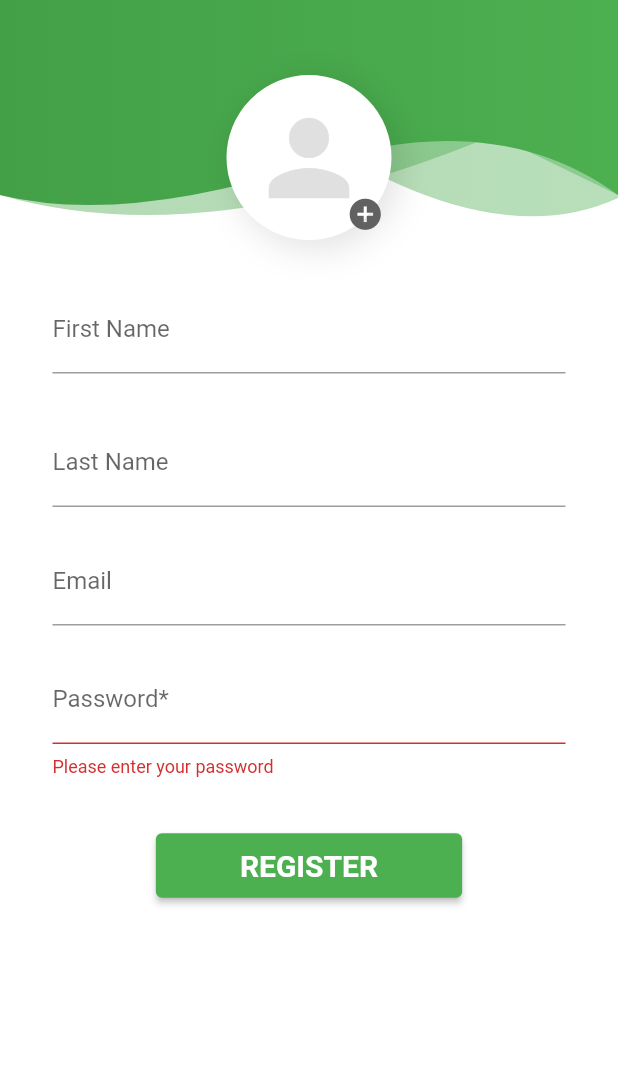
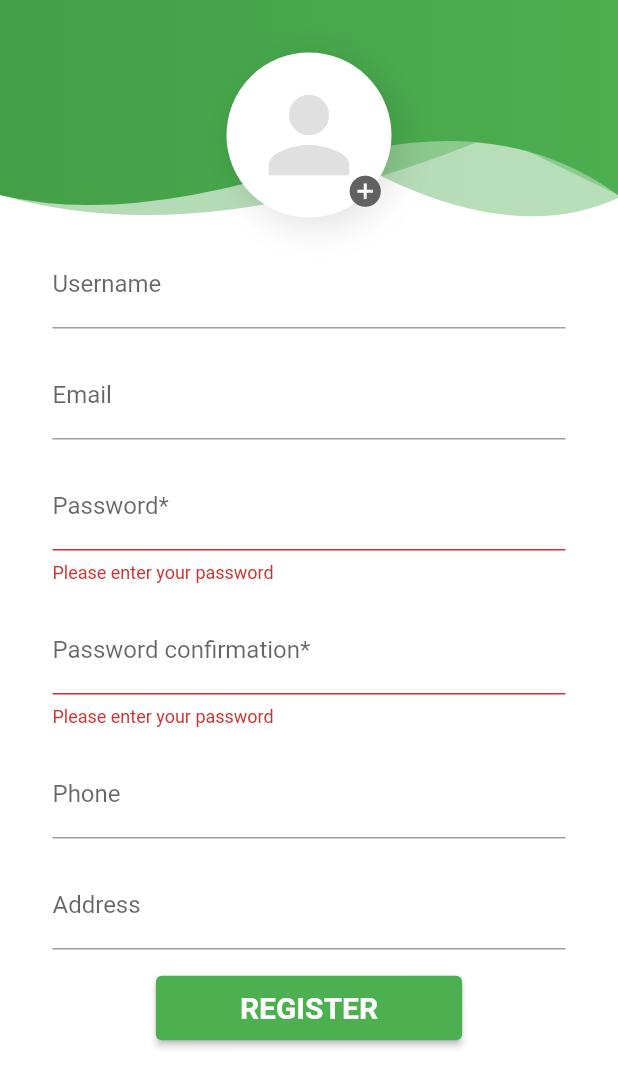
Before and after one commit to 1665RR/food_recovery, a Flutter app: the RegistrationPage screen opened directly, after a tap on "REGISTER", on a phone screen of 412 x 824 dp. Shown: the top 1087 px of the screen. Run offline on Flutter 3.47's test engine with Material 2 defaults, Android fonts, the phone set to English and light mode, and no system bars; our stand-ins replace bloc, equatable, flutter_bloc, shared_preferences; accounts and stored records are empty; network calls fail; Roboto replaces fonts that are missing (Futura).

Commit message:
sign up functionality

```diff
--- a/lib/api/auth.dart
+++ b/lib/api/auth.dart
@@ -3,17 +3,24 @@ import 'package:food_app/api/api.dart';
 import 'package:http/http.dart' as http;
 
 class AuthAPI extends BaseAPI {
-  Future<http.Response> signUp(String name, String email, String phone,
-      String address, String password, String passwordConfirmation) async {
+  Future<http.Response> signUp(
+      String name,
+      String email,
+      String phone,
+      String address,
+      String password,
+      String passwordConfirmation,
+      String photo,
+      String description) async {
     var body = jsonEncode({
-      'user': {
-        'name': name,
-        'email': email,
-        'phone': phone,
-        'address': address,
-        'password': password,
-        'password_confirmation': passwordConfirmation
-      }
+      'username': name,
+      'email': email,
+      'phone': phone,
+      'address': address,
+      'password': password,
+      'confPass': passwordConfirmation,
+      'photo': photo,
+      'description': description,
     });
     http.Response response = await http.post(Uri.parse(super.signupPath),
         headers: super.headers, body: body);
@@ -30,7 +37,6 @@ class AuthAPI extends BaseAPI {
   }
 
   Future<http.Response> logout(String token) async {
-    var body = jsonEncode({'accessToken': token});
 
     http.Response response =
         await http.get(Uri.parse(super.logoutPath), headers: {
--- a/lib/models/user_model.dart
+++ b/lib/models/user_model.dart
@@ -7,9 +7,15 @@ class User {
   String? email;
   String? address;
   String? name;
-  String token;
+  String  token;
+  String  ? phone;
+  String ? photo;
+  String ? description;
 
-  User({this.id, this.email, this.address, this.name, required this.token});
+
+  User({this.id, this.email, this.address, this.name, required this.token,
+     this.phone,  this.photo, this.description
+  });
 
   factory User.fromReqBody(String body) {
     Map<String, dynamic> json = jsonDecode(body);
@@ -20,6 +26,9 @@ class User {
       name: json['username'],
       token: json['accessToken'],
       address: json['address'],
+      phone: json['phone'],
+      photo: json['photo'],
+      description: json['description'],
     );
   }
 
--- a/lib/screens/home/home_screen.dart
+++ b/lib/screens/home/home_screen.dart
@@ -21,7 +21,7 @@ class HomeScreen extends StatelessWidget {
   final AuthAPI _authAPI = AuthAPI();
   static Route route() {
     return MaterialPageRoute(
-      builder: (_) =>  HomeScreen(),
+      builder: (_) => HomeScreen(),
       settings: const RouteSettings(name: routeName),
     );
   }
@@ -30,7 +30,7 @@ class HomeScreen extends StatelessWidget {
   Widget build(BuildContext context) {
     return Scaffold(
       backgroundColor: Theme.of(context).backgroundColor,
-      appBar:  AppBar(title: const Text('Home page')),
+      appBar: AppBar(title: const Text('Home page')),
       body: SingleChildScrollView(
         child: Column(
           mainAxisSize: MainAxisSize.min,
@@ -61,7 +61,7 @@ class HomeScreen extends StatelessWidget {
                     }),
               ),
             ),
-            FoodSearchBox(),
+            const FoodSearchBox(),
             Padding(
               padding: const EdgeInsets.all(8.0),
               child: Align(
@@ -109,24 +109,21 @@ class HomeScreen extends StatelessWidget {
             ElevatedButton(
               child: Text('Log Out'),
               onPressed: () async {
-                  final SharedPreferences sharedPreferences = await SharedPreferences.getInstance();
-                  var  sharedToken = sharedPreferences.getString('token');
-                  try{
-                    var req= await _authAPI.logout(sharedToken!);
-                    if(req.statusCode==204){
+                final SharedPreferences sharedPreferences =
+                    await SharedPreferences.getInstance();
+                var sharedToken = sharedPreferences.getString('token');
+                try {
+                  var req = await _authAPI.logout(sharedToken!);
+                  if (req.statusCode == 204) {
                     sharedPreferences.remove('token');
                     Navigator.push(
                       context,
-                          MaterialPageRoute(
-                              builder: (context) =>
-                                  LoginPage()
-                          ),
+                      MaterialPageRoute(builder: (context) => LoginPage()),
                     );
-                    }
-                    else{
+                  } else {
                     print(req.statusCode);
                   }
-                  }on Exception catch (e){
+                } on Exception catch (e) {
                   print(e);
                 }
               },
--- a/lib/screens/registration/registration.dart
+++ b/lib/screens/registration/registration.dart
@@ -1,8 +1,9 @@
-import 'package:flutter/cupertino.dart';
 import 'package:flutter/material.dart';
-import 'package:food_app/screens/home/home_screen.dart';
+import 'package:food_app/api/auth.dart';
+import 'package:shared_preferences/shared_preferences.dart';
 
 import '../../widgets/header_widget.dart';
+import '../login/login.dart';
 
 class RegistrationPage extends StatefulWidget {
   const RegistrationPage({Key? key}) : super(key: key);
@@ -14,9 +15,17 @@ class RegistrationPage extends StatefulWidget {
 }
 
 class _RegistrationPageState extends State<RegistrationPage> {
-  final _formKey = GlobalKey<FormState>();
-  bool checkedValue = false;
-  bool checkboxValue = false;
+  final GlobalKey<FormState> _formKey = GlobalKey<FormState>();
+  final AuthAPI _authAPI = AuthAPI();
+
+  late String name;
+  late String email;
+  late String phone;
+  late String address;
+  late String password;
+  late String passwordConfirmation;
+  late String description = '';
+  late String photo = '';
 
   @override
   Widget build(BuildContext context) {
@@ -30,7 +39,7 @@ class _RegistrationPageState extends State<RegistrationPage> {
               child: HeaderWidget(150, false, Icons.person_add_alt_1_rounded),
             ),
             Container(
-              margin: const EdgeInsets.fromLTRB(25, 50, 25, 10),
+              margin: const EdgeInsets.fromLTRB(25, 35, 25, 10),
               padding: const EdgeInsets.fromLTRB(10, 0, 10, 0),
               alignment: Alignment.center,
               child: Column(
@@ -76,22 +85,15 @@ class _RegistrationPageState extends State<RegistrationPage> {
                           ),
                         ),
                         const SizedBox(
-                          height: 30,
+                          height: 15,
                         ),
                         TextFormField(
                           decoration: const InputDecoration(
-                              labelText: 'First Name',
-                              hintText: 'Enter your first name'),
+                              labelText: 'Username',
+                              hintText: 'Enter your username'),
+                          onChanged: (val) => setState(() => name = val),
                         ),
-                        const SizedBox(
-                          height: 30,
-                        ),
-                        TextFormField(
-                          decoration: const InputDecoration(
-                              labelText: 'Last Name',
-                              hintText: 'Enter your last name'),
-                        ),
-                        const SizedBox(height: 20.0),
+                        const SizedBox(height: 15.0),
                         TextFormField(
                           decoration: const InputDecoration(
                               labelText: 'Email',
@@ -103,10 +105,10 @@ class _RegistrationPageState extends State<RegistrationPage> {
                                     .hasMatch(val)) {
                               return "Enter a valid email address";
                             }
-                            return null;
                           },
+                          onChanged: (val) => setState(() => email = val),
                         ),
-                        const SizedBox(height: 20.0),
+                        const SizedBox(height: 15.0),
                         TextFormField(
                           obscureText: true,
                           decoration: const InputDecoration(
@@ -118,11 +120,40 @@ class _RegistrationPageState extends State<RegistrationPage> {
                             }
                             return null;
                           },
+                          onChanged: (val) => setState(() => password = val),
                         ),
                         const SizedBox(height: 15.0),
-                        const SizedBox(height: 20.0),
-                        Container(
-                          child: ElevatedButton(
+                        TextFormField(
+                          obscureText: true,
+                          decoration: const InputDecoration(
+                              labelText: 'Password confirmation*',
+                              hintText: 'Confirm your password'),
+                          validator: (val) {
+                            if (val!.isEmpty) {
+                              return "Please enter your password";
+                            }
+                            return null;
+                          },
+                          onChanged: (val) =>
+                              setState(() => passwordConfirmation = val),
+                        ),
+                        const SizedBox(height: 15.0),
+                        TextFormField(
+                          decoration: const InputDecoration(
+                              labelText: 'Phone', hintText: 'Enter your phone'),
+                          keyboardType: TextInputType.phone,
+                          onChanged: (val) => setState(() => phone = val),
+                        ),
+                        const SizedBox(height: 15.0),
+                        TextFormField(
+                          decoration: const InputDecoration(
+                              labelText: 'Address',
+                              hintText: 'Enter your address'),
+                          keyboardType: TextInputType.streetAddress,
+                          onChanged: (val) => setState(() => address = val),
+                        ),
+                        const SizedBox(height: 15.0),
+                        ElevatedButton(
                           child: Padding(
                             padding:
                                 const EdgeInsets.fromLTRB(40, 10, 40, 10),
@@ -135,15 +166,37 @@ class _RegistrationPageState extends State<RegistrationPage> {
                               ),
                             ),
                           ),
-                            onPressed: () {
+                          onPressed: () async {
                             if (_formKey.currentState!.validate()) {
-                                Navigator.of(context).pushAndRemoveUntil(
+                              try {
+                                var req = await _authAPI.signUp(
+                                    name,
+                                    email,
+                                    phone,
+                                    address,
+                                    password,
+                                    passwordConfirmation,
+                                    description,
+                                    photo);
+                                if (req.statusCode == 200) {
+                                  ScaffoldMessenger.of(context).showSnackBar(
+                                      const SnackBar(
+                                          content: Text(
+                                              'Successful registration!')));
+                                  Navigator.push(
+                                      context,
                                       MaterialPageRoute(
-                                        builder: (context) => HomeScreen()),
-                                    (Route<dynamic> route) => false);
+                                          builder: (context) =>
+                                              const LoginPage()));
+                                } else {
+                                  print(req.body);
+                                }
+                              } on Exception catch (e) {
+                                print(e.toString());
+                                print('catched error');
+                              }
                             }
                           },
-                          ),
                         ),
                       ],
                     ),
```
Lines whose indentation alone changed are shown as unchanged.
